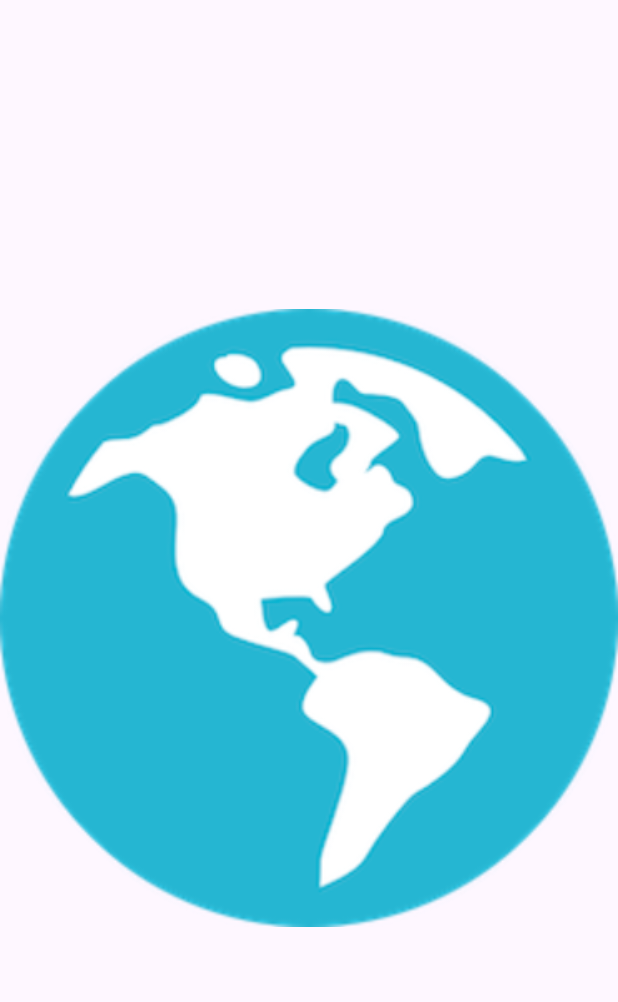
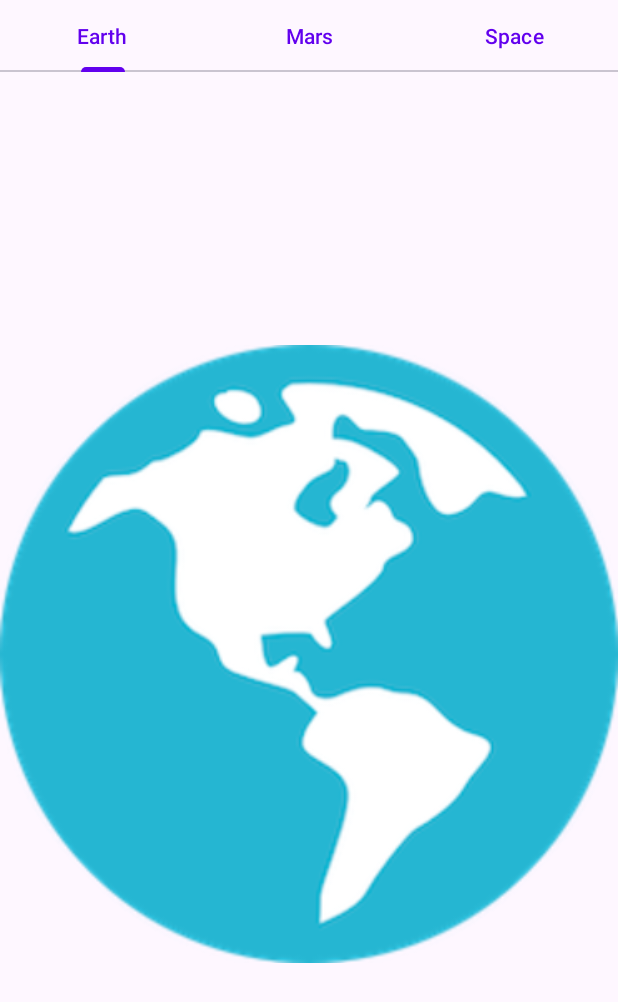
Before and after one commit to IiuliiaP/MaterialDesign, an Android app: the ViewPagerActivity screen opened directly, with no data from a screen before it, on a phone screen of 412 x 824 dp. Shown: the top 1002 px of the screen. Run offline under Robolectric (Android 15) with nearby library versions, the phone set to English and light mode, and no system bars.

Commit message:
переклюяение вкладок в view pager activity

```diff
--- a/app/src/main/java/com/example/materialdesign/view/viewpager/ViewPagerActivity.kt
+++ b/app/src/main/java/com/example/materialdesign/view/viewpager/ViewPagerActivity.kt
@@ -12,6 +12,7 @@ class ViewPagerActivity : AppCompatActivity() {
         binding = ActivityViewPagerBinding.inflate(layoutInflater)
         setContentView(binding.root)
         binding.viewPager.adapter = ViewPagerAdapter(supportFragmentManager)
+        binding.tabLayoutViewPager.setupWithViewPager(binding.viewPager)
 
     }
 }
--- a/app/src/main/res/layout/activity_view_pager.xml
+++ b/app/src/main/res/layout/activity_view_pager.xml
@@ -9,7 +9,15 @@
     <androidx.viewpager.widget.ViewPager
         android:id="@+id/viewPager"
         android:layout_width="match_parent"
-        android:layout_height="match_parent" />
+        android:layout_height="match_parent" >
+
+    <com.google.android.material.tabs.TabLayout
+        android:id="@+id/tabLayoutViewPager"
+        android:layout_width="match_parent"
+        android:layout_height="wrap_content"
+        app:tabGravity="fill"/>
+
+    </androidx.viewpager.widget.ViewPager>
 
 
 </androidx.constraintlayout.widget.ConstraintLayout>
```
